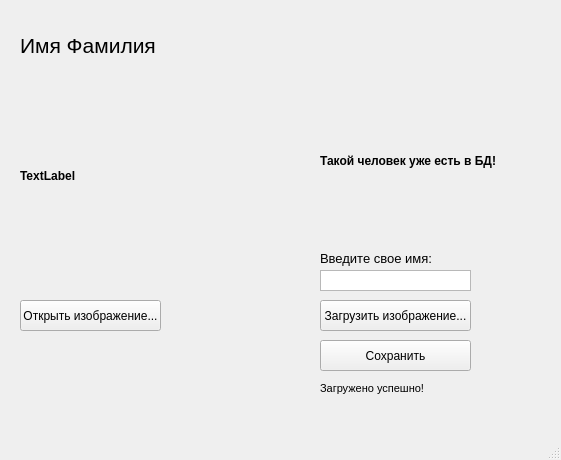
First picture: the form in Face recognition app/gui.ui, repository ivtipm/faces_journal, before the edit.
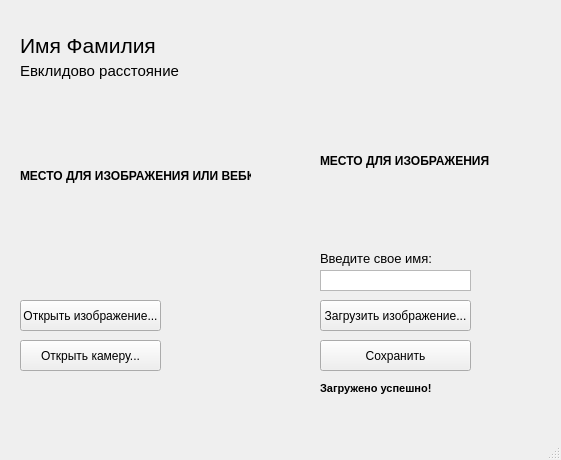
Second picture: the form after the edit.

What changed in the file:
```diff
--- a/Face recognition app/gui.ui
+++ b/Face recognition app/gui.ui
@@ -74,7 +74,7 @@
      </font>
     </property>
     <property name="text">
-     <string>TextLabel</string>
+     <string>МЕСТО ДЛЯ ИЗОБРАЖЕНИЯ ИЛИ ВЕБКИ</string>
     </property>
    </widget>
    <widget class="QLabel" name="labelName">
@@ -181,7 +181,7 @@
      <bool>false</bool>
     </property>
     <property name="text">
-     <string>Такой человек уже есть в БД!</string>
+     <string>МЕСТО ДЛЯ ИЗОБРАЖЕНИЯ</string>
     </property>
    </widget>
    <widget class="QLabel" name="labelInfo">
@@ -196,14 +196,51 @@
     <property name="font">
      <font>
       <pointsize>8</pointsize>
-      <weight>50</weight>
-      <bold>false</bold>
+      <weight>75</weight>
+      <bold>true</bold>
      </font>
     </property>
     <property name="text">
      <string>Загружено успешно!</string>
     </property>
    </widget>
+   <widget class="QLabel" name="labelEuclid">
+    <property name="geometry">
+     <rect>
+      <x>20</x>
+      <y>60</y>
+      <width>301</width>
+      <height>21</height>
+     </rect>
+    </property>
+    <property name="font">
+     <font>
+      <pointsize>11</pointsize>
+      <weight>50</weight>
+      <bold>false</bold>
+      <kerning>true</kerning>
+     </font>
+    </property>
+    <property name="text">
+     <string>Евклидово расстояние</string>
+    </property>
+   </widget>
+   <widget class="QPushButton" name="btnOpenCam">
+    <property name="enabled">
+     <bool>true</bool>
+    </property>
+    <property name="geometry">
+     <rect>
+      <x>20</x>
+      <y>340</y>
+      <width>141</width>
+      <height>31</height>
+     </rect>
+    </property>
+    <property name="text">
+     <string>Открыть камеру...</string>
+    </property>
+   </widget>
   </widget>
   <widget class="QMenuBar" name="menubar">
    <property name="geometry">
```
